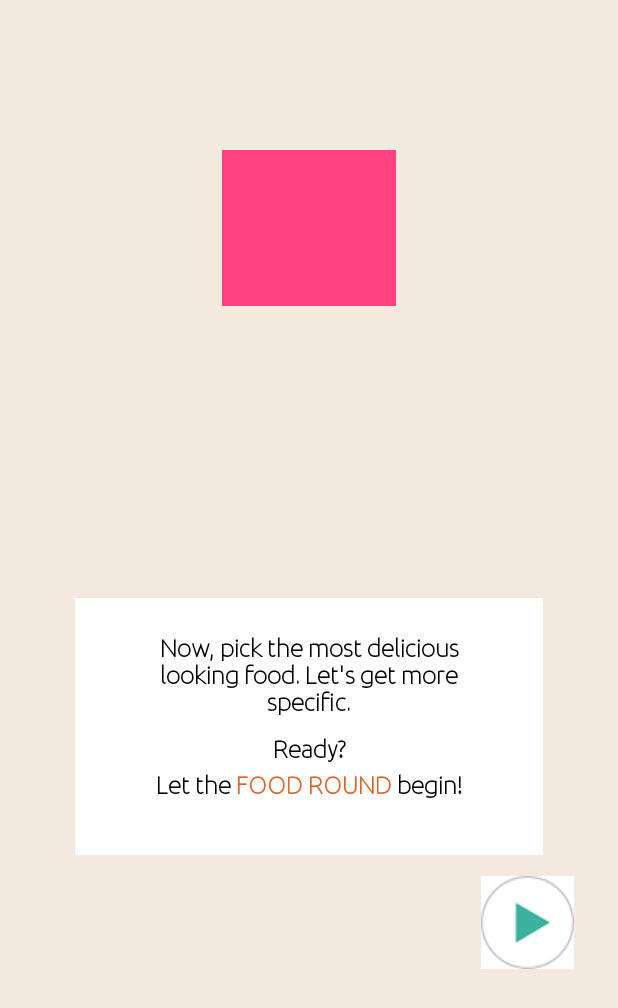
After one commit to mmalmberg95/Hungrr_Android, an Android app: the breakTimeActivity screen opened directly, with no data from a screen before it, on a phone screen of 412 x 824 dp. The commit adds this screen. Shown: the top 1008 px of the screen. Run offline under Robolectric (Android 15) with nearby library versions, the phone set to English and light mode, and no system bars.

Commit message:
These are the changes I made that I talked about in slack. Let me know if y'all think we are ready to do merge errors  and start bringing this all together.

```diff
--- a/app/src/main/AndroidManifest.xml
+++ b/app/src/main/AndroidManifest.xml
@@ -19,7 +19,9 @@
         <activity android:name=".inOutActivity" />
         <activity android:name=".foodChoiceActivity" />
         <activity android:name=".CountdownActivity" />
-        <activity android:name=".finalPage"></activity>
+        <activity android:name=".finalPage" />
+        <activity android:name=".breakTimeActivity" />
+        <activity android:name=".CountdownFoodActivity"></activity>
     </application>
 
 </manifest>
--- /dev/null
+++ b/app/src/main/java/com/drake/android/cs188project3/CountdownFoodActivity.java
@@ -0,0 +1,38 @@
+package com.drake.android.cs188project3;
+
+import android.content.Intent;
+import android.os.Bundle;
+import android.support.v7.app.AppCompatActivity;
+
+public class CountdownFoodActivity extends AppCompatActivity {
+
+
+    @Override
+    protected void onCreate(Bundle savedInstanceState) {
+        super.onCreate(savedInstanceState);
+        setContentView(R.layout.activity_countdown);
+
+//        LottieAnimationView countdown = (LottieAnimationView) findViewById(R.id.countdown);
+//        countdown.setAnimation("countdown.json");
+//        countdown.loop(false);
+//        countdown.playAnimation();
+
+        final Intent i = new Intent(this,foodChoiceActivity.class);
+        Thread timer = new Thread(){
+            public void run() {
+                try{
+                    sleep(3500);
+                } catch (InterruptedException e) {
+                    e.printStackTrace();
+                }
+                finally {
+                    startActivity(i);
+                    finish();
+                }
+            }
+        };
+        timer.start();
+
+
+    }
+}
--- /dev/null
+++ b/app/src/main/java/com/drake/android/cs188project3/breakTimeActivity.java
@@ -0,0 +1,44 @@
+package com.drake.android.cs188project3;
+
+import android.content.Intent;
+import android.graphics.Color;
+import android.support.v7.app.AppCompatActivity;
+import android.os.Bundle;
+import android.text.Spannable;
+import android.text.SpannableString;
+import android.text.Spanned;
+import android.text.style.ForegroundColorSpan;
+import android.view.View;
+import android.widget.ImageButton;
+import android.widget.TextView;
+
+public class breakTimeActivity extends AppCompatActivity {
+    private ImageButton foodPlay;
+    private TextView breakText1;
+    private TextView breakText2;
+    private TextView breakText3;
+
+    @Override
+    protected void onCreate(Bundle savedInstanceState) {
+        super.onCreate(savedInstanceState);
+        setContentView(R.layout.activity_break_time);
+
+        foodPlay = (ImageButton) findViewById(R.id.playBtn);
+
+        breakText1 = (TextView) findViewById(R.id.brkTxt1);
+        breakText2 = (TextView) findViewById(R.id.brkTxt2);
+        breakText3 = (TextView) findViewById(R.id.brkTxt3);
+
+        Spannable wordToSpan = new SpannableString("Let the FOOD ROUND begin!");
+        wordToSpan.setSpan(new ForegroundColorSpan(Color.argb(255, 213, 103, 42)), 8, 18, Spanned.SPAN_EXCLUSIVE_EXCLUSIVE);
+        breakText3.setText(wordToSpan);
+
+        foodPlay.setOnClickListener(new View.OnClickListener() {
+            @Override
+            public void onClick(View view) {
+                Intent intent = new Intent(getBaseContext(), CountdownFoodActivity.class);
+                startActivity(intent);
+            }
+        });
+    }
+}
--- a/app/src/main/java/com/drake/android/cs188project3/inOutActivity.java
+++ b/app/src/main/java/com/drake/android/cs188project3/inOutActivity.java
@@ -14,7 +14,7 @@ import java.util.ArrayList;
 public class inOutActivity extends AppCompatActivity {
     private ImageButton optOne;
     private ImageButton optTwo;
-    private String[] options = {"one.jpg", "two.png", "three.png", "four.png", "five.jpg", "six.jpg"};
+    private String[] options = {"good", "bad", "casual", "fancy", "sweet", "savory"};
     private ArrayList<Integer> results;
     private int i;;
 
@@ -46,7 +46,7 @@ public class inOutActivity extends AppCompatActivity {
         final Intent intent = getIntent();
         intent.putExtra("update", i);
 
-        final Intent j = new Intent(this, foodChoiceActivity.class);
+        final Intent j = new Intent(this, breakTimeActivity.class);
 
         optOne.setOnClickListener(new View.OnClickListener() {
             @Override
--- /dev/null
+++ b/app/src/main/res/layout/activity_break_time.xml
@@ -0,0 +1,111 @@
+<?xml version="1.0" encoding="utf-8"?>
+<android.support.constraint.ConstraintLayout xmlns:android="http://schemas.android.com/apk/res/android"
+    xmlns:app="http://schemas.android.com/apk/res-auto"
+    xmlns:tools="http://schemas.android.com/tools"
+    android:layout_width="match_parent"
+    android:layout_height="match_parent"
+    android:background="@color/creamBG"
+    tools:context="com.drake.android.cs188project3.breakTimeActivity">
+
+    <ImageView
+        android:id="@+id/octagon"
+        android:layout_width="116dp"
+        android:layout_height="104dp"
+        android:layout_marginBottom="8dp"
+        android:layout_marginEnd="8dp"
+        android:layout_marginStart="8dp"
+        android:layout_marginTop="100dp"
+        app:layout_constraintBottom_toTopOf="@+id/textBG"
+        app:layout_constraintEnd_toEndOf="parent"
+        app:layout_constraintStart_toStartOf="parent"
+        app:layout_constraintTop_toTopOf="parent"
+        app:layout_constraintVertical_bias="0.0"
+        app:srcCompat="@color/colorAccent" />
+
+    <ImageView
+        android:id="@+id/textBG"
+        android:layout_width="0dp"
+        android:layout_height="171dp"
+        android:layout_marginBottom="8dp"
+        android:layout_marginEnd="50dp"
+        android:layout_marginStart="50dp"
+        android:layout_marginTop="8dp"
+        app:layout_constraintBottom_toBottomOf="parent"
+        app:layout_constraintEnd_toEndOf="parent"
+        app:layout_constraintHorizontal_bias="0.503"
+        app:layout_constraintStart_toStartOf="parent"
+        app:layout_constraintTop_toTopOf="parent"
+        app:layout_constraintVertical_bias="0.614"
+        app:srcCompat="@android:color/background_light" />
+
+    <ImageButton
+        android:id="@+id/playBtn"
+        android:layout_width="62dp"
+        android:layout_height="62dp"
+        android:layout_marginBottom="8dp"
+        android:layout_marginEnd="8dp"
+        android:layout_marginStart="8dp"
+        android:layout_marginTop="8dp"
+        app:layout_constraintBottom_toBottomOf="parent"
+        app:layout_constraintEnd_toEndOf="parent"
+        app:layout_constraintHorizontal_bias="0.937"
+        app:layout_constraintStart_toStartOf="parent"
+        app:layout_constraintTop_toTopOf="@+id/textBG"
+        app:layout_constraintVertical_bias="0.51"
+        app:srcCompat="@drawable/enter" />
+
+    <TextView
+        android:id="@+id/brkTxt1"
+        android:layout_width="0dp"
+        android:layout_height="0dp"
+        android:layout_marginBottom="80dp"
+        android:layout_marginEnd="32dp"
+        android:layout_marginStart="32dp"
+        android:layout_marginTop="24dp"
+        android:fontFamily="@font/ubuntu_light"
+        android:text="Now, pick the most delicious looking food. Let's get more specific."
+        android:textAlignment="center"
+        android:textColor="@android:color/black"
+        android:textSize="16sp"
+        android:textStyle="bold"
+        app:layout_constraintBottom_toBottomOf="@+id/textBG"
+        app:layout_constraintEnd_toEndOf="@+id/textBG"
+        app:layout_constraintStart_toStartOf="@+id/textBG"
+        app:layout_constraintTop_toTopOf="@+id/textBG" />
+
+    <TextView
+        android:id="@+id/brkTxt2"
+        android:layout_width="0dp"
+        android:layout_height="0dp"
+        android:layout_marginBottom="56dp"
+        android:layout_marginEnd="32dp"
+        android:layout_marginStart="32dp"
+        android:fontFamily="@font/ubuntu_light"
+        android:text="Ready?"
+        android:textAlignment="center"
+        android:textColor="@android:color/black"
+        android:textSize="16sp"
+        android:textStyle="bold"
+        app:layout_constraintBottom_toBottomOf="@+id/textBG"
+        app:layout_constraintEnd_toEndOf="@+id/textBG"
+        app:layout_constraintStart_toStartOf="@+id/textBG"
+        app:layout_constraintTop_toBottomOf="@+id/brkTxt1" />
+
+    <TextView
+        android:id="@+id/brkTxt3"
+        android:layout_width="0dp"
+        android:layout_height="0dp"
+        android:layout_marginBottom="32dp"
+        android:layout_marginEnd="32dp"
+        android:layout_marginStart="32dp"
+        android:fontFamily="@font/ubuntu_light"
+        android:text="Let the FOOD ROUND begin!"
+        android:textAlignment="center"
+        android:textColor="@android:color/black"
+        android:textSize="16sp"
+        android:textStyle="bold"
+        app:layout_constraintBottom_toBottomOf="@+id/textBG"
+        app:layout_constraintEnd_toEndOf="@+id/textBG"
+        app:layout_constraintStart_toStartOf="@+id/textBG"
+        app:layout_constraintTop_toBottomOf="@+id/brkTxt2" />
+</android.support.constraint.ConstraintLayout>
```
Also changed, not shown: app/src/main/res/drawable/badchosen.png (added), app/src/main/res/drawable/casual.png (added), app/src/main/res/drawable/casualchosen.png (added), app/src/main/res/drawable/enter.png (added), app/src/main/res/drawable/fancy.png (added), app/src/main/res/drawable/fancychosen.png (added), app/src/main/res/drawable/goodchosen.png (added), app/src/main/res/drawable/savory.png (added), app/src/main/res/drawable/savorychosen.png (added), app/src/main/res/drawable/sweet.png (added), app/src/main/res/drawable/sweetchosen.png (added).
